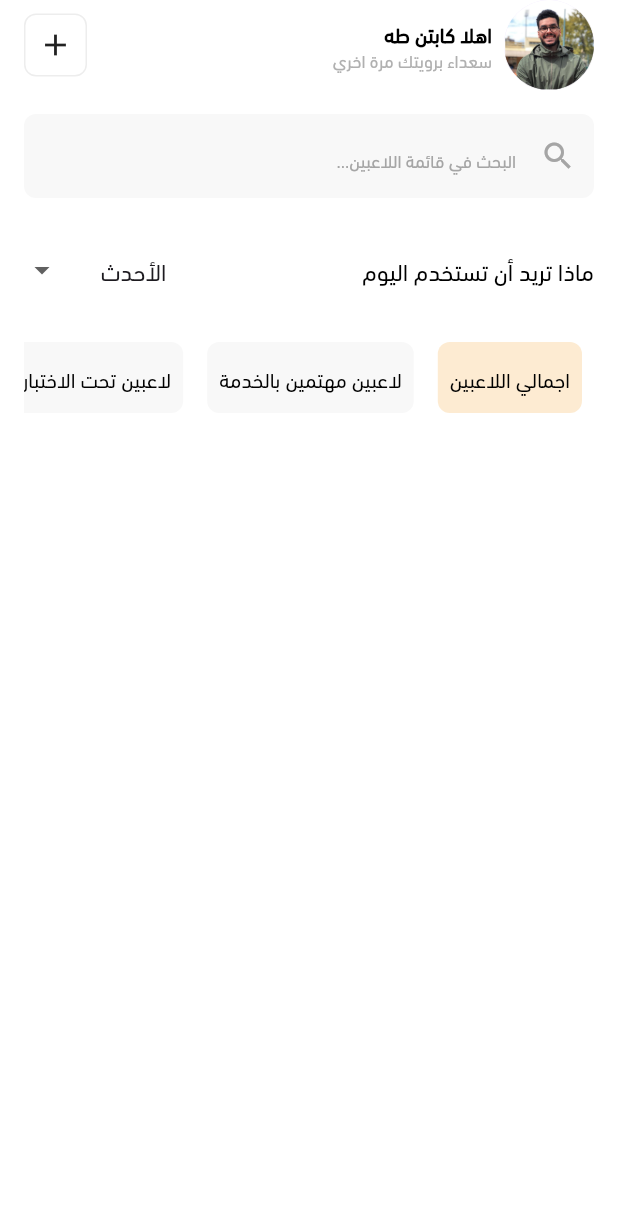
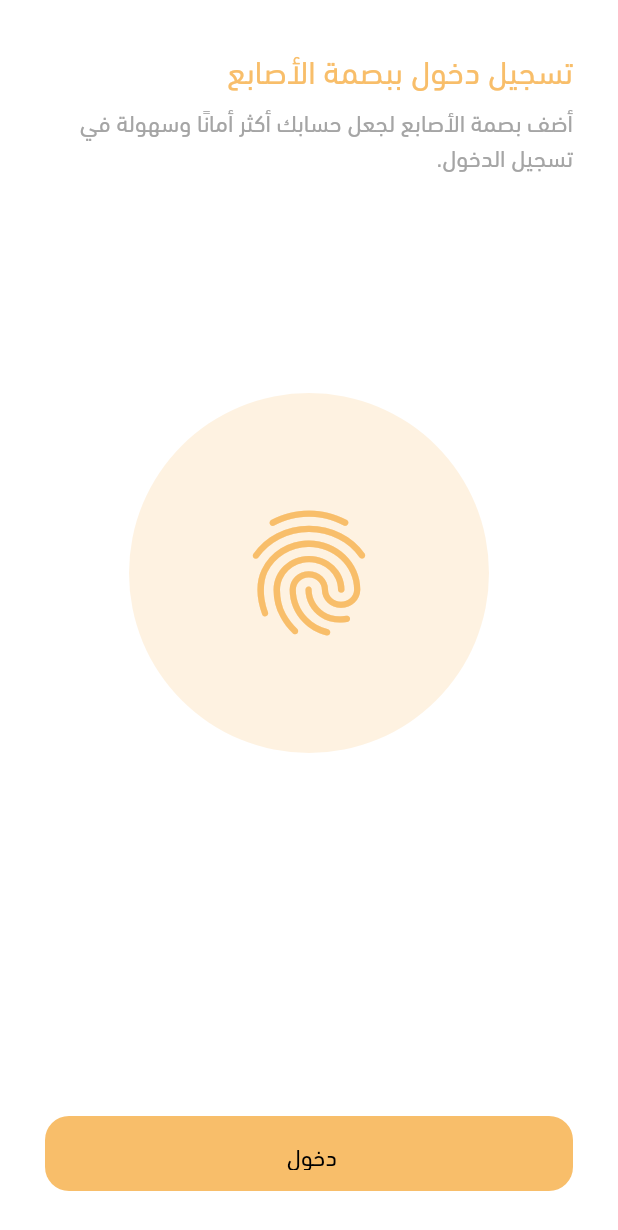
Before and after one commit to KhaledHAnter/tps-desktop-mobile-, a Flutter app: the screen it shows after launch, on a phone screen of 412 x 824 dp. Shown: the top 1230 px of the screen. Run offline on Flutter 3.47's test engine with Material 3 defaults, Android fonts, the light colour scheme and no system bars; our stand-ins replace bloc, cloud_firestore, firebase_core, flutter_bloc, flutter_svg, freezed_annotation and 4 more; accounts and stored records are empty.

Commit message:
- add local auth service to the project. - fix the WhatsApp link bug.

```diff
--- a/lib/core/helpers/assets.dart
+++ b/lib/core/helpers/assets.dart
@@ -10,6 +10,14 @@ class Assets {
   /// assets/images/avatar.png
   static const String imagesAvatar = "assets/images/avatar.png";
 
+  /// Assets for imagesFaceScanner
+  /// assets/images/face-scanner.svg
+  static const String imagesFaceScanner = "assets/images/face-scanner.svg";
+
+  /// Assets for imagesFingerprint
+  /// assets/images/fingerprint.png
+  static const String imagesFingerprint = "assets/images/fingerprint.png";
+
   /// Assets for imagesMainLogo
   /// assets/images/main_logo.png
   static const String imagesMainLogo = "assets/images/main_logo.png";
--- a/lib/core/routing/app_router.dart
+++ b/lib/core/routing/app_router.dart
@@ -1,6 +1,7 @@
 import 'package:flutter/material.dart';
 import 'package:flutter_bloc/flutter_bloc.dart';
 import 'package:tps/features/home/data/models/player_model.dart';
+import 'package:tps/features/local_auth/ui/views/local_auth_screen.dart';
 import 'package:tps/features/player_details/logic/delete_player_cubit/delete_player_cubit.dart';
 import 'package:tps/features/player_details/logic/fetch_single_player_cubit/fetch_single_player_cubit.dart';
 import 'package:tps/features/player_details/logic/freeze_player_cubit/freeze_player_cubit.dart';
@@ -18,6 +19,10 @@ class AppRouter {
     final arrguments = settings.arguments;
 
     switch (settings.name) {
+      case Routes.localAuthScreen:
+        return MaterialPageRoute(
+          builder: (_) => const LocalAuthScreen(),
+        );
       case Routes.homeScreen:
         return MaterialPageRoute(
           builder: (_) => MultiBlocProvider(providers: [
--- a/lib/core/routing/routes.dart
+++ b/lib/core/routing/routes.dart
@@ -1,4 +1,5 @@
 class Routes {
-  static const String homeScreen = '/';
+  static const String localAuthScreen = '/';
+  static const String homeScreen = '/homeScreen';
   static const String palyerDetailsScreen = '/palyerDetailsScreen';
 }
--- /dev/null
+++ b/lib/core/widgets/app_text_button.dart
@@ -0,0 +1,55 @@
+import 'package:flutter/material.dart';
+import 'package:tps/core/theming/colors.dart';
+
+class AppTextButton extends StatelessWidget {
+  final String text;
+  final double? borderRadius;
+  final Color? backgroundColor;
+  final double? horizontalPadding;
+  final double? verticalPadding;
+  final double? buttonHeight;
+  final double? buttonWidth;
+  final TextStyle? textStyle;
+  final void Function()? onPressed;
+
+  const AppTextButton(
+      {super.key,
+      required this.text,
+      this.borderRadius,
+      this.backgroundColor,
+      this.horizontalPadding,
+      this.verticalPadding,
+      this.buttonHeight,
+      this.buttonWidth,
+      required this.textStyle,
+      required this.onPressed});
+
+  @override
+  Widget build(BuildContext context) {
+    return TextButton(
+      onPressed: onPressed,
+      style: ButtonStyle(
+        shape: WidgetStateProperty.all<RoundedRectangleBorder>(
+          RoundedRectangleBorder(
+            borderRadius: BorderRadius.circular(borderRadius ?? 16),
+          ),
+        ),
+        backgroundColor: WidgetStatePropertyAll(
+          backgroundColor ?? ColorsManager.mainBage,
+        ),
+        padding: WidgetStateProperty.all<EdgeInsets>(
+          EdgeInsets.symmetric(
+              horizontal: horizontalPadding ?? 12,
+              vertical: verticalPadding ?? 14),
+        ),
+        fixedSize: WidgetStateProperty.all(
+          Size(buttonWidth ?? double.maxFinite, buttonHeight ?? 50),
+        ),
+      ),
+      child: Text(
+        text,
+        style: textStyle,
+      ),
+    );
+  }
+}
--- /dev/null
+++ b/lib/features/local_auth/ui/views/local_auth_screen.dart
@@ -0,0 +1,115 @@
+import 'dart:io';
+import 'package:flutter/material.dart';
+import 'package:flutter_svg/svg.dart';
+import 'package:gap/gap.dart';
+import 'package:tps/core/helpers/assets.dart';
+import 'package:tps/core/helpers/extentions.dart';
+import 'package:tps/core/theming/styles.dart';
+import 'package:tps/core/widgets/app_text_button.dart';
+import '../../../../core/helpers/local_auth_utils.dart';
+import '../../../../core/routing/routes.dart';
+import '../../../../core/theming/colors.dart';
+
+class LocalAuthScreen extends StatefulWidget {
+  const LocalAuthScreen({super.key});
+
+  @override
+  State<LocalAuthScreen> createState() => _LocalAuthViewState();
+}
+
+class _LocalAuthViewState extends State<LocalAuthScreen> {
+  late final LocalAuthUtils auth;
+  bool _canCheckBiometrics = false;
+
+  @override
+  void initState() {
+    super.initState();
+    auth = LocalAuthUtils();
+    _checkBiometrics();
+    _authenticate();
+  }
+
+  Future<void> _checkBiometrics() async {
+    bool canCheck = await auth.canCheckBiometrics();
+    setState(() {
+      _canCheckBiometrics = canCheck;
+    });
+  }
+
+  Future<void> _authenticate() async {
+    bool authenticated = await auth.authenticate();
+    navigateOptions(authenticated);
+  }
+
+  void navigateOptions(bool authenticated) {
+    if (!authenticated) return;
+    context.pushNamedAndRemoveUntil(Routes.homeScreen,
+        predicate: (context) => false);
+  }
+
+  @override
+  Widget build(BuildContext context) {
+    return Scaffold(
+      body: SafeArea(
+          child: Padding(
+        padding: const EdgeInsets.symmetric(horizontal: 30, vertical: 30),
+        child: Column(
+          crossAxisAlignment: CrossAxisAlignment.start,
+          children: <Widget>[
+            Text(
+              Platform.isIOS
+                  ? 'تسجيل دخول بال Face ID'
+                  : "تسجيل دخول ببصمة الأصابع",
+              style: Styles.font22bold.copyWith(color: ColorsManager.mainBage),
+            ),
+            const Gap(8),
+            Text(
+              Platform.isIOS
+                  ? 'أضف Face ID لجعل حسابك أكثر أمانًا وسهولة في تسجيل الدخول.'
+                  : 'أضف بصمة الأصابع لجعل حسابك أكثر أمانًا وسهولة في تسجيل الدخول.',
+              style: Styles.font16regular,
+            ),
+            const Spacer(),
+            const Gap(26),
+            Center(
+              child: CircleAvatar(
+                radius: 120,
+                backgroundColor: ColorsManager.mainBage.withOpacity(0.2),
+                child: Platform.isIOS
+                    ? SvgPicture.asset(
+                        Assets.imagesFaceScanner,
+                        colorFilter: const ColorFilter.mode(
+                          ColorsManager.mainBage,
+                          BlendMode.srcIn,
+                        ),
+                      )
+                    : const Icon(
+                        Icons.fingerprint,
+                        size: 100,
+                        color: ColorsManager.mainBage,
+                      ),
+              ),
+            ),
+            const Spacer(
+              flex: 2,
+            ),
+            AppTextButton(
+              text: _canCheckBiometrics
+                  ? Platform.isIOS
+                      ? "فحص Face ID"
+                      : "فحص البصمة"
+                  : "دخول ",
+              textStyle: Styles.font16medium,
+              onPressed: () {
+                if (!_canCheckBiometrics) {
+                  navigateOptions(true);
+                }
+                _authenticate();
+              },
+            ),
+          ],
+        ),
+      )),
+    );
+  }
+}
--- a/lib/features/player_details/logic/player_details_cubit/player_details_cubit.dart
+++ b/lib/features/player_details/logic/player_details_cubit/player_details_cubit.dart
@@ -17,7 +17,7 @@ class PlayerDetailsCubit extends Cubit<PlayerDetailsState> {
 
   Future<void> sendMessageOnWhatsApp(String phoneNumber, String message) async {
     final Uri whatsappUrl = Uri.parse(
-        'https://wa.me/$phoneNumber?text=${Uri.encodeComponent(message)}');
+        'https://wa.me/+$phoneNumber?text=${Uri.encodeComponent(message)}');
 
     if (await canLaunchUrl(whatsappUrl)) {
       await launchUrl(whatsappUrl, mode: LaunchMode.externalApplication);
--- a/lib/tps.dart
+++ b/lib/tps.dart
@@ -27,7 +27,7 @@ class Tps extends StatelessWidget {
         scaffoldBackgroundColor: Colors.white,
         fontFamily: "DIN Next LT Arabic",
       ),
-      initialRoute: Routes.homeScreen,
+      initialRoute: Routes.localAuthScreen,
       onGenerateRoute: appRouter.generateRoute,
     );
   }
--- a/pubspec.yaml
+++ b/pubspec.yaml
@@ -11,17 +11,20 @@ dependencies:
   build_runner: ^2.4.13
   cloud_firestore: ^5.5.0
   cupertino_icons: ^1.0.8
+  excel: ^4.0.6
   firebase_core: ^3.8.0
   flutter:
     sdk: flutter
   flutter_bloc: ^8.1.6
   flutter_localization: ^0.2.2
+  flutter_svg: ^2.0.16
   freezed: ^2.5.7
   freezed_annotation: ^2.4.4
   gap: ^3.0.1
   get_it: ^8.0.2
   icons_launcher: ^3.0.0
   loading_animation_widget: ^1.3.0
+  local_auth: ^2.3.0
   url_launcher: ^6.3.1
 
 dev_dependencies:
```
Also changed, not shown: lib/core/helpers/local_auth_utils.dart (added, +34 -0 lines), assets/images/face-scanner.svg (added), assets/images/fingerprint.png (added), pubspec.lock, 6 other files.
